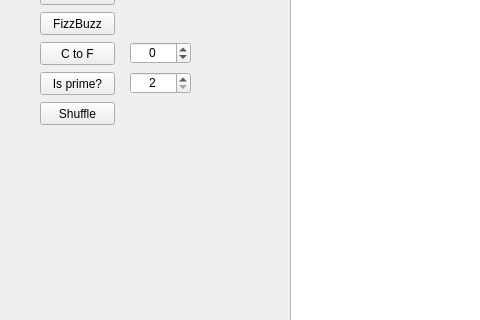
sethvhk/demo, file mainwindow.ui: the form before one commit; both pictures show x 0 to 480 and y 155 to 475 of the 800 by 600 pixel window.
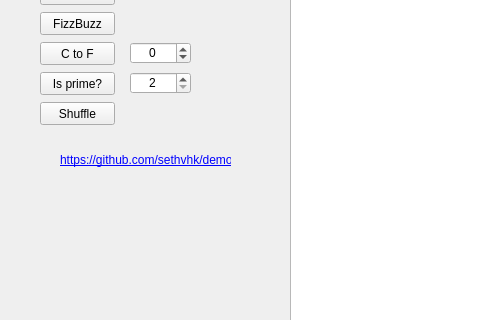
The form after the commit. Icons and pictures are not drawn.

```diff
--- a/mainwindow.ui
+++ b/mainwindow.ui
@@ -191,6 +191,22 @@
      <string>Shuffle</string>
     </property>
    </widget>
+   <widget class="QLabel" name="gitlink">
+    <property name="geometry">
+     <rect>
+      <x>60</x>
+      <y>290</y>
+      <width>171</width>
+      <height>16</height>
+     </rect>
+    </property>
+    <property name="text">
+     <string>&lt;html&gt;&lt;head/&gt;&lt;body&gt;&lt;p&gt;&lt;a href=&quot;https://github.com/sethvhk/demo&quot;&gt;&lt;span style=&quot; text-decoration: underline; color:#0000ff;&quot;&gt;https://github.com/sethvhk/demo&lt;/span&gt;&lt;/a&gt;&lt;/p&gt;&lt;/body&gt;&lt;/html&gt;</string>
+    </property>
+    <property name="openExternalLinks">
+     <bool>true</bool>
+    </property>
+   </widget>
   </widget>
   <widget class="QToolBar" name="mainToolBar">
    <attribute name="toolBarArea">
```
